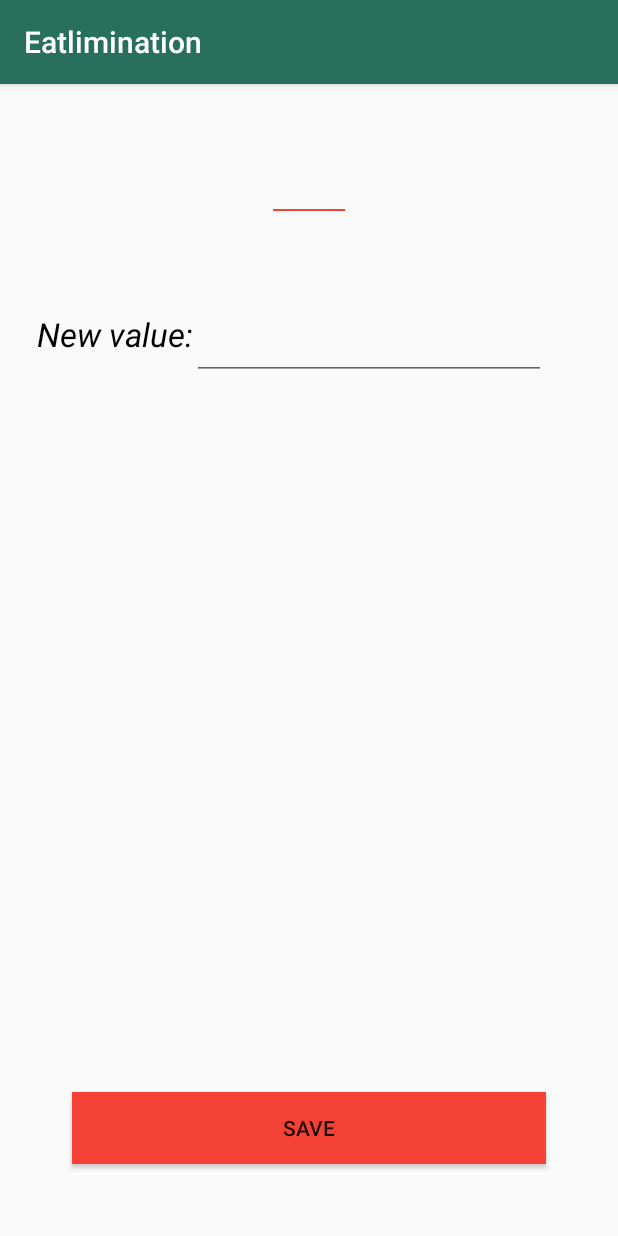
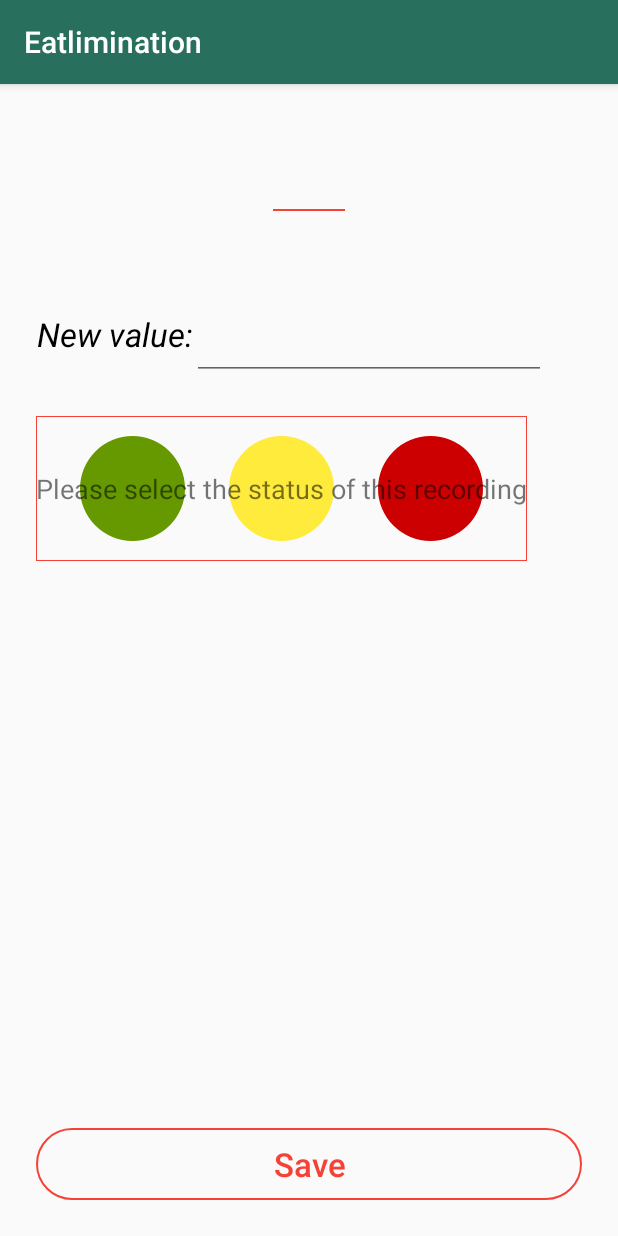
Before and after one commit to JohnyLearning/Eatlimination-Android, an Android app: the SymptomRecordFragment screen opened through its navigation route, on a phone screen of 412 x 824 dp. Run offline under Robolectric (Android 15) with nearby library versions, the light colour scheme and no system bars; our stand-ins replace Picasso, Room's generated code, RxJava, data binding, navigation-ui; pictures from the network do not load; 1 statement that could not run was skipped.

Commit message:
symptom recoring added

```diff
--- /dev/null
+++ b/app/src/main/res/drawable/button_background.xml
@@ -0,0 +1,24 @@
+<?xml version="1.0" encoding="utf-8"?>
+<selector xmlns:android="http://schemas.android.com/apk/res/android" >
+    <item android:state_pressed="true" >
+        <shape android:shape="rectangle"  >
+            <corners android:radius="30dip" />
+            <stroke android:width="1dip" android:color="#5e7974" />
+            <gradient android:angle="-90" android:startColor="#345953" android:endColor="#689a92"  />
+        </shape>
+    </item>
+    <item android:state_focused="true">
+        <shape android:shape="rectangle"  >
+            <corners android:radius="30dip" />
+            <stroke android:width="1dip" android:color="#5e7974" />
+            <solid android:color="#58857e"/>
+        </shape>
+    </item>
+    <item >
+        <shape android:shape="rectangle"  >
+            <corners android:radius="30dip" />
+            <stroke android:width="1dip" android:color="@color/colorAccent" />
+            <solid android:color="@android:color/transparent" />
+        </shape>
+    </item>
+</selector>
--- /dev/null
+++ b/app/src/main/res/drawable/symptom_status_background.xml
@@ -0,0 +1,11 @@
+<?xml version="1.0" encoding="UTF-8"?>
+<shape xmlns:android="http://schemas.android.com/apk/res/android"
+    android:padding="12dp"
+    android:shape="rectangle" >
+
+    <solid android:color="@android:color/transparent" />
+
+    <stroke
+        android:width="0.8dp"
+        android:color="@color/colorAccent" />
+</shape>
--- /dev/null
+++ b/app/src/main/res/drawable/symptom_status_green_background.xml
@@ -0,0 +1,10 @@
+<shape xmlns:android="http://schemas.android.com/apk/res/android"
+    android:innerRadius="0dp"
+    android:shape="ring"
+    android:thicknessRatio="2"
+    android:useLevel="false" >
+
+    <solid
+        android:color="@android:color/holo_green_dark" />
+
+</shape>
--- /dev/null
+++ b/app/src/main/res/drawable/symptom_status_red_background.xml
@@ -0,0 +1,10 @@
+<shape xmlns:android="http://schemas.android.com/apk/res/android"
+    android:innerRadius="0dp"
+    android:shape="ring"
+    android:thicknessRatio="2"
+    android:useLevel="false" >
+
+    <solid
+        android:color="@android:color/holo_red_dark" />
+
+</shape>
--- /dev/null
+++ b/app/src/main/res/drawable/symptom_status_yellow_background.xml
@@ -0,0 +1,10 @@
+<shape xmlns:android="http://schemas.android.com/apk/res/android"
+    android:innerRadius="0dp"
+    android:shape="ring"
+    android:thicknessRatio="2"
+    android:useLevel="false" >
+
+    <solid
+        android:color="@color/Yellow" />
+
+</shape>
--- a/app/src/main/res/layout/symptom_record_fragment.xml
+++ b/app/src/main/res/layout/symptom_record_fragment.xml
@@ -58,10 +58,10 @@
             android:id="@+id/symptom_description"
             android:layout_width="0dp"
             android:layout_height="wrap_content"
-            android:layout_marginTop="24dp"
             app:layout_constraintTop_toBottomOf="@id/symptom_name_divider"
             app:layout_constraintStart_toStartOf="parent"
             app:layout_constraintEnd_toEndOf="parent"
+            android:layout_margin="24dp"
             tools:text="Quick zephyrs blow, vexing daft Jim. Sphinx of black quartz, judge my vow. Two driven jocks help fax my big quiz. Five quacking zephyrs jolt my wax bed. The five boxing wizards jump quickly."
             android:text="@{symptom.description}"/>
 
@@ -92,15 +92,64 @@
             app:layout_constraintEnd_toEndOf="parent"
             style="@style/Widget.AppCompat.EditText"/>
 
+        <View
+            android:id="@+id/green_status"
+            android:layout_width="70dp"
+            android:layout_height="0dp"
+            android:background="@drawable/symptom_status_green_background"
+            app:layout_constraintTop_toTopOf="@id/recording_status_selection"
+            app:layout_constraintBottom_toBottomOf="@id/recording_status_selection"
+            app:layout_constraintStart_toStartOf="@id/recording_status_selection"
+            app:layout_constraintEnd_toStartOf="@id/yellow_status"/>
+
+        <View
+            android:id="@+id/yellow_status"
+            android:layout_width="70dp"
+            android:layout_height="0dp"
+            android:background="@drawable/symptom_status_yellow_background"
+            app:layout_constraintTop_toTopOf="@id/recording_status_selection"
+            app:layout_constraintBottom_toBottomOf="@id/recording_status_selection"
+            app:layout_constraintStart_toEndOf="@id/green_status"
+            app:layout_constraintEnd_toStartOf="@id/red_status"/>
+
+        <View
+            android:id="@+id/red_status"
+            android:layout_width="70dp"
+            android:layout_height="0dp"
+            android:background="@drawable/symptom_status_red_background"
+            app:layout_constraintTop_toTopOf="@id/recording_status_selection"
+            app:layout_constraintBottom_toBottomOf="@id/recording_status_selection"
+            app:layout_constraintEnd_toEndOf="@id/recording_status_selection"
+            app:layout_constraintStart_toEndOf="@id/yellow_status" />
+
+        <TextView
+            android:id="@+id/recording_status_selection"
+            android:layout_width="0dp"
+            android:layout_height="wrap_content"
+            android:paddingTop="36dp"
+            android:paddingBottom="36dp"
+            android:background="@drawable/symptom_status_background"
+            app:layout_constraintTop_toBottomOf="@+id/new_value"
+            app:layout_constraintStart_toStartOf="parent"
+            android:layout_marginStart="24dp"
+            android:layout_marginTop="24dp"
+            android:textSize="18sp"
+            android:gravity="center"
+            android:text="@string/recording_symptom_status_selection"/>
+
         <Button
+            android:id="@+id/button"
             android:layout_width="match_parent"
             android:layout_height="wrap_content"
+            android:layout_marginBottom="48dp"
+            android:background="@drawable/button_background"
+            android:text="Save"
+            android:textAllCaps="false"
+            android:textSize="22sp"
+            android:textColor="@color/colorAccent"
+            android:layout_margin="24dp"
             app:layout_constraintBottom_toBottomOf="parent"
-            android:layout_marginStart="48dp"
-            android:layout_marginEnd="48dp"
-            android:layout_marginBottom="48dp"
-            android:background="@color/colorAccent"
-            android:text="Save"/>
+            tools:layout_editor_absoluteX="48dp" />
 
     </androidx.constraintlayout.widget.ConstraintLayout>
 
--- a/app/src/main/res/values/colors.xml
+++ b/app/src/main/res/values/colors.xml
@@ -5,4 +5,7 @@
     <color name="colorAccent">#F44336</color>
     <color name="White">#FFFFFF</color>
     <color name="Black">#000</color>
+    <color name="Green">#4CAF50</color>
+    <color name="Yellow">#FFEB3B</color>
+    <color name="Red">#EF093F</color>
 </resources>
--- a/app/src/main/res/values/strings.xml
+++ b/app/src/main/res/values/strings.xml
@@ -6,4 +6,5 @@
     <string name="hello_blank_fragment">Hello blank fragment</string>
     <string name="add_food_button_title">Add food</string>
     <string name="diet_button_title">Diet</string>
+    <string name="recording_symptom_status_selection">Please select the status of this recording</string>
 </resources>
```
